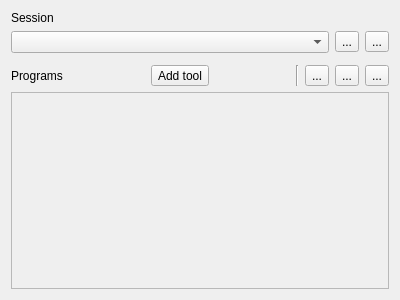
Above: sw/supervision/python/ui/ui_session.ui from paparazzi/paparazzi before the change. Below: the same form after it.
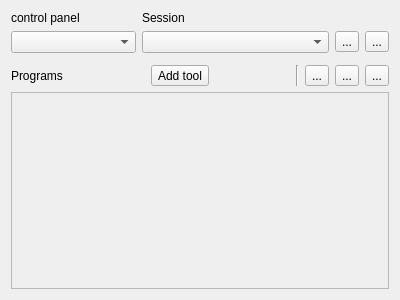
That is the form after the change. Icons and pictures are not drawn.

Commit message: [supervision] Add control panel selector.

What changed in the file:
```diff
--- a/sw/supervision/python/ui/ui_session.ui
+++ b/sw/supervision/python/ui/ui_session.ui
@@ -15,18 +15,8 @@
   </property>
   <layout class="QVBoxLayout" name="verticalLayout">
    <item>
-    <widget class="QLabel" name="label_2">
-     <property name="text">
-      <string>Session</string>
-     </property>
-    </widget>
-   </item>
-   <item>
-    <layout class="QHBoxLayout" name="horizontalLayout_2">
-     <item>
-      <widget class="QComboBox" name="sessions_combo"/>
-     </item>
-     <item>
+    <layout class="QGridLayout" name="gridLayout" columnstretch="2,3,0,0">
+     <item row="1" column="2">
       <widget class="QToolButton" name="start_session_button">
        <property name="toolTip">
         <string>Start Session</string>
@@ -40,7 +30,7 @@
        </property>
       </widget>
      </item>
-     <item>
+     <item row="1" column="3">
       <widget class="QToolButton" name="menu_button">
        <property name="contextMenuPolicy">
         <enum>Qt::ActionsContextMenu</enum>
@@ -54,8 +44,31 @@
        </property>
       </widget>
      </item>
+     <item row="1" column="0">
+      <widget class="QComboBox" name="control_panel_combo"/>
+     </item>
+     <item row="0" column="0">
+      <widget class="QLabel" name="label_3">
+       <property name="text">
+        <string>control panel</string>
+       </property>
+      </widget>
+     </item>
+     <item row="0" column="1">
+      <widget class="QLabel" name="label_4">
+       <property name="text">
+        <string>Session</string>
+       </property>
+      </widget>
+     </item>
+     <item row="1" column="1">
+      <widget class="QComboBox" name="sessions_combo"/>
+     </item>
     </layout>
    </item>
+   <item>
+    <layout class="QHBoxLayout" name="horizontalLayout_2"/>
+   </item>
    <item>
     <widget class="QWidget" name="favorite_tools" native="true"/>
    </item>
@@ -179,7 +192,7 @@
         <x>0</x>
         <y>0</y>
         <width>384</width>
-        <height>162</height>
+        <height>154</height>
        </rect>
       </property>
       <layout class="QVBoxLayout" name="verticalLayout_2">
```
The commit also changes 6 other files.
